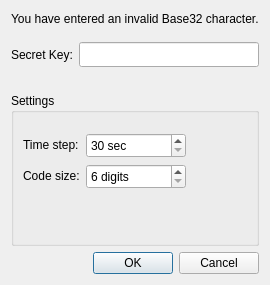
The window that src/TOTPCredential.ui (mooltipass/moolticute) describes before a commit, drawn with Qt 5.
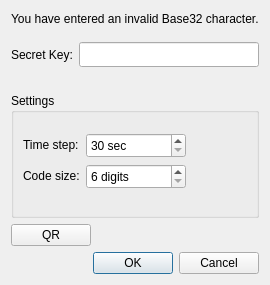
The same window after the commit.

Commit message: Read TOTP for given credential

Patch:
```diff
--- a/src/TOTPCredential.ui
+++ b/src/TOTPCredential.ui
@@ -149,6 +149,30 @@
      </item>
     </layout>
    </item>
+   <item>
+    <layout class="QHBoxLayout" name="horizontalLayout_2">
+     <item>
+      <widget class="QPushButton" name="pushButtonQR">
+       <property name="text">
+        <string>QR</string>
+       </property>
+      </widget>
+     </item>
+     <item>
+      <spacer name="horizontalSpacer">
+       <property name="orientation">
+        <enum>Qt::Horizontal</enum>
+       </property>
+       <property name="sizeHint" stdset="0">
+        <size>
+         <width>40</width>
+         <height>20</height>
+        </size>
+       </property>
+      </spacer>
+     </item>
+    </layout>
+   </item>
    <item>
     <widget class="QDialogButtonBox" name="buttonBox">
      <property name="orientation">
```
The commit also changes 6 other files.
